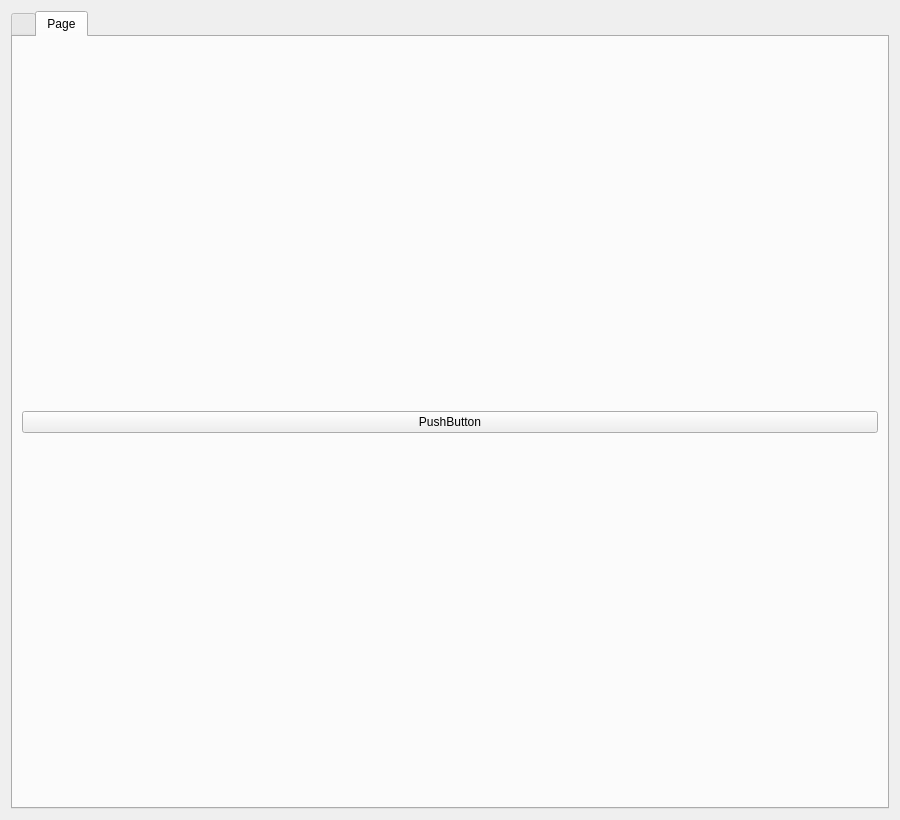
First picture: the form in library/librarywindow.ui, repository trafficman/commcut, before the edit.
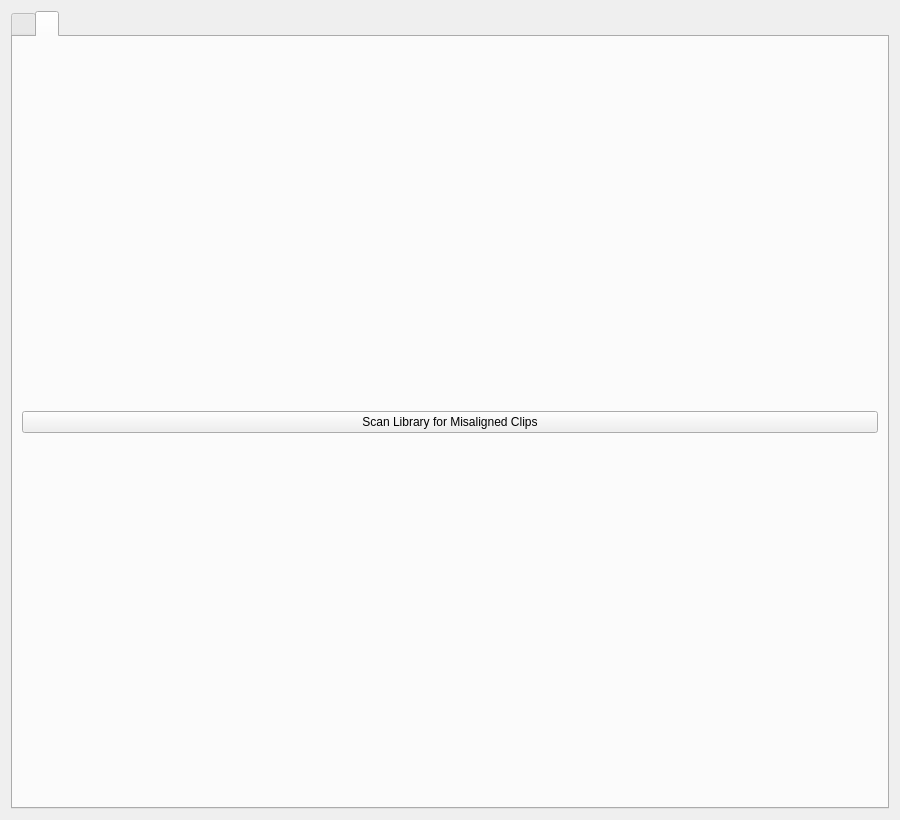
Second picture: the form after the edit. The open tabs and pages were chosen to show the change. Custom widgets are drawn as their Qt base class.

Commit message: #53, added maintenance tab to library manager with tag alignment scan

Diff of the .ui file:
```diff
--- a/library/librarywindow.ui
+++ b/library/librarywindow.ui
@@ -225,13 +225,13 @@
        <string>Maintenance</string>
       </property>
       <attribute name="title">
-       <string>Page</string>
+       <string/>
       </attribute>
       <layout class="QVBoxLayout" name="verticalLayout">
        <item>
         <widget class="QPushButton" name="pushButton">
          <property name="text">
-          <string>PushButton</string>
+          <string>Scan Library for Misaligned Clips</string>
          </property>
         </widget>
        </item>
```
Left out of the diff: 5 changed lines with no effect on the pictures. Lines whose indentation alone changed are shown as unchanged. The commit also changes 8 other files.
